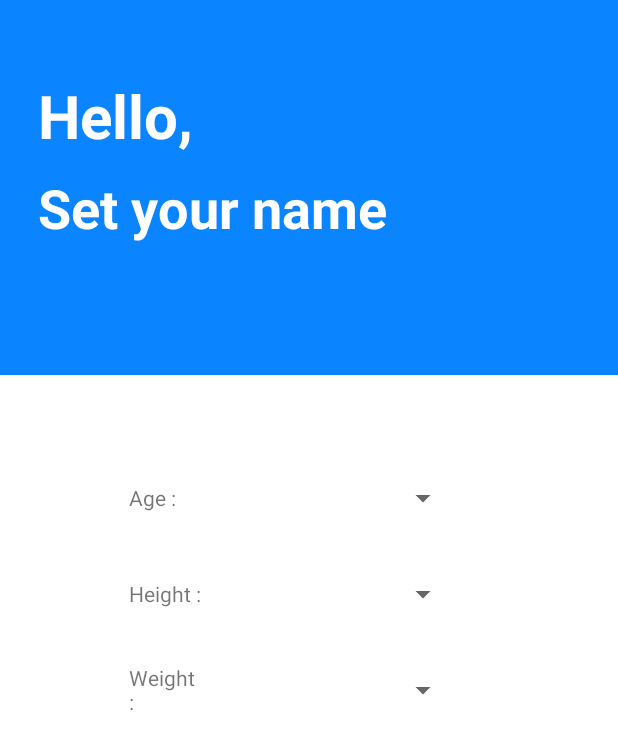
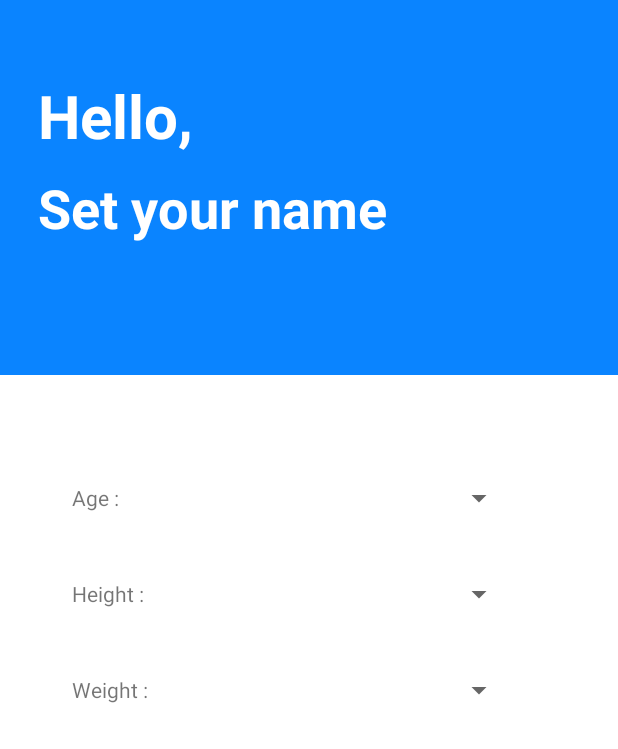
Before and after one commit to Taewan-P/MediChecker, an Android app: the layout activity_profile.xml on its own in the app's theme, with its tools: preview values and no code run, on a phone screen of 412 x 824 dp. Shown: the top 749 px of the screen. Run offline under Robolectric (Android 15) with nearby library versions, the phone set to English and light mode, and no system bars; network calls fail.

Commit message:
Fix spinner width and profileName width

```diff
--- a/app/src/main/res/layout/activity_profile.xml
+++ b/app/src/main/res/layout/activity_profile.xml
@@ -25,14 +25,14 @@
 
         <TextView
             android:id="@+id/profileName"
-            android:layout_width="250dp"
+            android:layout_width="match_parent"
             android:layout_height="wrap_content"
             android:layout_marginStart="25dp"
             android:layout_marginTop="10dp"
+            android:text="Set your name"
+            android:textColor="@color/colorWhite"
             android:textSize="36sp"
-            android:textColor="@color/colorWhite"
-            android:textStyle="bold"
-            android:text="Set your name"/>
+            android:textStyle="bold" />
 
     </LinearLayout>
 
@@ -45,23 +45,23 @@
         android:layout_below="@id/nameArea">
 
         <LinearLayout
-            android:orientation="horizontal"
             android:layout_width="wrap_content"
             android:layout_height="wrap_content"
-            android:layout_gravity="center_horizontal">
+            android:layout_gravity="center_horizontal"
+            android:orientation="horizontal">
 
             <TextView
-                android:layout_width="50dp"
+                android:layout_width="75dp"
                 android:layout_height="wrap_content"
                 android:layout_gravity="center_vertical"
                 android:text="Age :" />
 
             <Spinner
                 android:id="@+id/ageSpinner"
-                android:layout_width="150dp"
+                android:layout_width="200dp"
                 android:layout_height="wrap_content"
                 android:layout_gravity="center_vertical"
-                android:layout_margin="20dp"/>
+                android:layout_margin="20dp" />
 
         </LinearLayout>
 
@@ -72,17 +72,17 @@
             android:layout_gravity="center_horizontal">
 
             <TextView
-                android:layout_width="50dp"
+                android:layout_width="75dp"
                 android:layout_height="wrap_content"
                 android:layout_gravity="center_vertical"
                 android:text="Height :" />
 
             <Spinner
                 android:id="@+id/heightSpinner"
-                android:layout_width="150dp"
+                android:layout_width="200dp"
                 android:layout_height="wrap_content"
                 android:layout_gravity="center_vertical"
-                android:layout_margin="20dp"/>
+                android:layout_margin="20dp" />
 
         </LinearLayout>
 
@@ -93,17 +93,17 @@
             android:layout_gravity="center_horizontal">
 
             <TextView
-                android:layout_width="50dp"
+                android:layout_width="75dp"
                 android:layout_height="wrap_content"
                 android:layout_gravity="center_vertical"
                 android:text="Weight :" />
 
             <Spinner
                 android:id="@+id/weightSpinner"
-                android:layout_width="150dp"
+                android:layout_width="200dp"
                 android:layout_height="wrap_content"
                 android:layout_gravity="center_vertical"
-                android:layout_margin="20dp"/>
+                android:layout_margin="20dp" />
 
     </LinearLayout>
 
```
